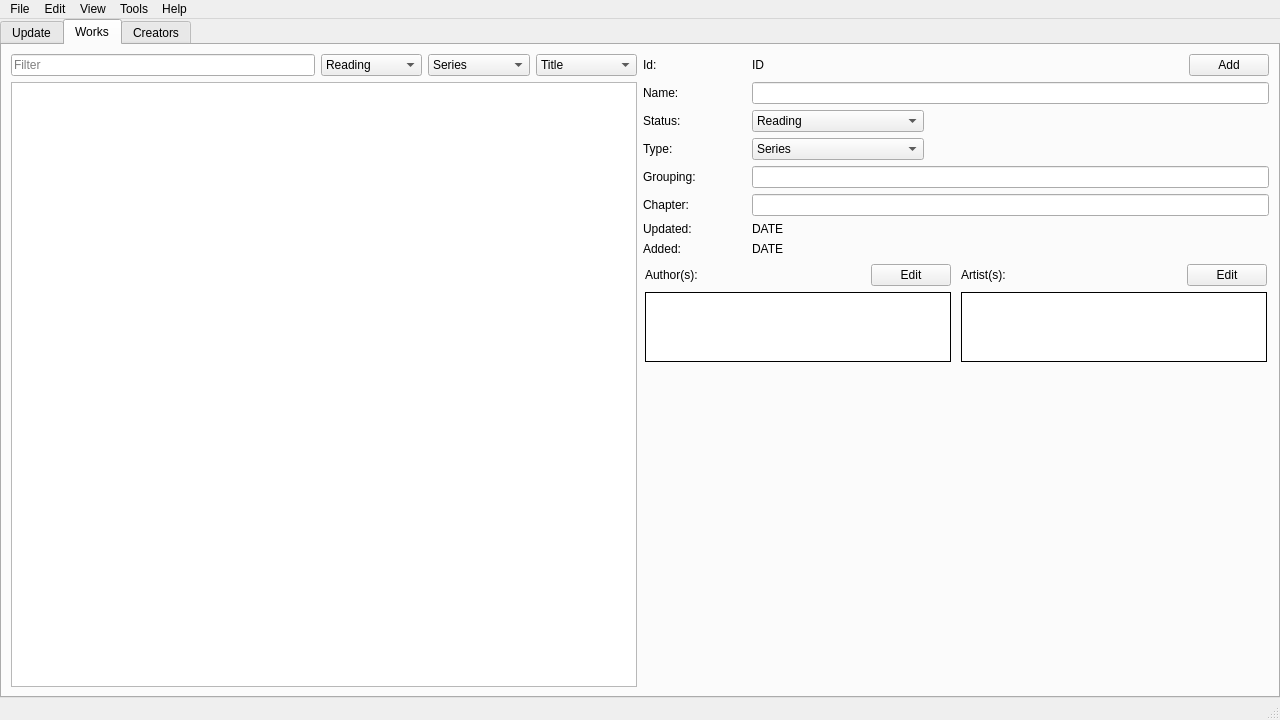
Before: the Qt Designer form src/MainWindow/MainWindow.ui in NikolaRoev/Tracker, drawn with Qt 5.
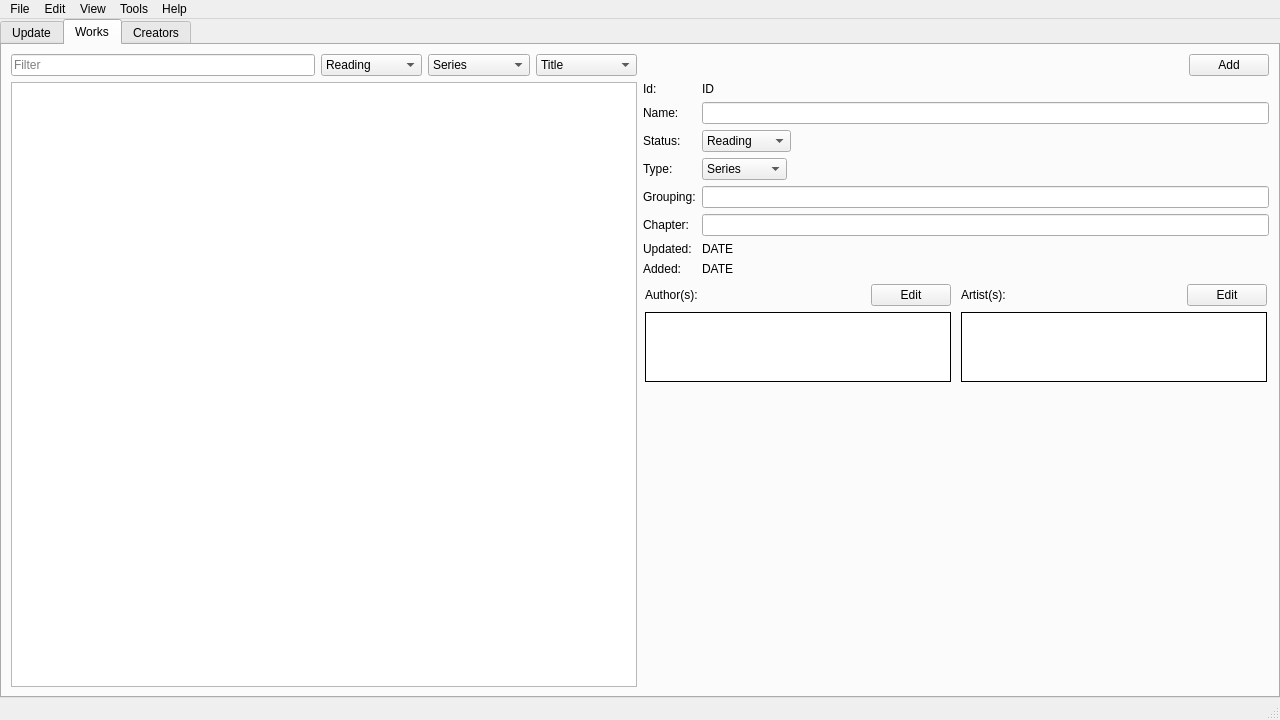
After: the same form once the commit is applied. The open tabs and pages were chosen to show the change. Icons and pictures are not drawn.

Patch:
```diff
--- a/src/MainWindow/MainWindow.ui
+++ b/src/MainWindow/MainWindow.ui
@@ -148,7 +148,7 @@
        </attribute>
        <layout class="QHBoxLayout" name="horizontalLayout_2" stretch="1,1">
         <item>
-         <layout class="QVBoxLayout" name="verticalLayout_3">
+         <layout class="QVBoxLayout" name="verticalLayout_1">
           <item>
            <layout class="QHBoxLayout" name="horizontalLayout" stretch="3,1,1,1">
             <item>
@@ -227,247 +227,153 @@
          </layout>
         </item>
         <item>
-         <layout class="QVBoxLayout" name="verticalLayout_5" stretch="1,1,1,1,1,1,1,1,99">
+         <layout class="QVBoxLayout" name="verticalLayout_3">
           <item>
-           <layout class="QHBoxLayout" name="horizontalLayout_13" stretch="1,5">
+           <layout class="QHBoxLayout" name="horizontalLayout_3">
             <item>
-             <widget class="QLabel" name="label_13">
+             <spacer name="horizontalSpacer">
+              <property name="orientation">
+               <enum>Qt::Horizontal</enum>
+              </property>
+              <property name="sizeHint" stdset="0">
+               <size>
+                <width>40</width>
+                <height>20</height>
+               </size>
+              </property>
+             </spacer>
+            </item>
+            <item>
+             <widget class="QPushButton" name="addWorksButton">
               <property name="sizePolicy">
-               <sizepolicy hsizetype="Preferred" vsizetype="Minimum">
+               <sizepolicy hsizetype="Maximum" vsizetype="Fixed">
                 <horstretch>0</horstretch>
                 <verstretch>0</verstretch>
                </sizepolicy>
               </property>
+              <property name="text">
+               <string>Add</string>
+              </property>
+             </widget>
+            </item>
+           </layout>
+          </item>
+          <item>
+           <layout class="QFormLayout" name="formLayout">
+            <item row="0" column="0">
+             <widget class="QLabel" name="label_15">
               <property name="text">
                <string>Id:</string>
               </property>
              </widget>
             </item>
-            <item>
-             <layout class="QHBoxLayout" name="horizontalLayout_16" stretch="10,1">
-              <item>
-               <widget class="QLabel" name="label_12">
-                <property name="sizePolicy">
-                 <sizepolicy hsizetype="Preferred" vsizetype="Minimum">
-                  <horstretch>0</horstretch>
-                  <verstretch>0</verstretch>
-                 </sizepolicy>
-                </property>
-                <property name="text">
-                 <string>ID</string>
-                </property>
-               </widget>
-              </item>
-              <item>
-               <widget class="QPushButton" name="pushButton_3">
-                <property name="sizePolicy">
-                 <sizepolicy hsizetype="Preferred" vsizetype="Minimum">
-                  <horstretch>0</horstretch>
-                  <verstretch>0</verstretch>
-                 </sizepolicy>
-                </property>
-                <property name="text">
-                 <string>Add</string>
-                </property>
-               </widget>
-              </item>
-             </layout>
-            </item>
-           </layout>
-          </item>
-          <item>
-           <layout class="QHBoxLayout" name="horizontalLayout_3" stretch="1,5">
-            <item>
-             <widget class="QLabel" name="label">
-              <property name="sizePolicy">
-               <sizepolicy hsizetype="Preferred" vsizetype="Minimum">
-                <horstretch>0</horstretch>
-                <verstretch>0</verstretch>
-               </sizepolicy>
-              </property>
+            <item row="1" column="0">
+             <widget class="QLabel" name="label_17">
               <property name="text">
                <string>Name:</string>
               </property>
              </widget>
             </item>
-            <item>
-             <widget class="QLineEdit" name="lineEdit">
+            <item row="1" column="1">
+             <widget class="QLineEdit" name="lineEdit_4">
               <property name="sizePolicy">
-               <sizepolicy hsizetype="Preferred" vsizetype="Fixed">
+               <sizepolicy hsizetype="Expanding" vsizetype="Fixed">
                 <horstretch>0</horstretch>
                 <verstretch>0</verstretch>
                </sizepolicy>
               </property>
              </widget>
             </item>
-           </layout>
-          </item>
-          <item>
-           <layout class="QHBoxLayout" name="horizontalLayout_5" stretch="1,5">
-            <item>
-             <widget class="QLabel" name="label_2">
-              <property name="sizePolicy">
-               <sizepolicy hsizetype="Preferred" vsizetype="Minimum">
-                <horstretch>0</horstretch>
-                <verstretch>0</verstretch>
-               </sizepolicy>
-              </property>
+            <item row="2" column="0">
+             <widget class="QLabel" name="label_18">
               <property name="text">
                <string>Status:</string>
               </property>
              </widget>
             </item>
-            <item>
-             <layout class="QHBoxLayout" name="horizontalLayout_4" stretch="1,2">
-              <item>
-               <widget class="QComboBox" name="statusSelectListsComboBox">
-                <property name="currentIndex">
-                 <number>0</number>
-                </property>
-                <item>
-                 <property name="text">
-                  <string>Reading</string>
-                 </property>
-                </item>
-                <item>
-                 <property name="text">
-                  <string>Completed</string>
-                 </property>
-                </item>
-               </widget>
-              </item>
-              <item>
-               <spacer name="horizontalSpacer">
-                <property name="orientation">
-                 <enum>Qt::Horizontal</enum>
-                </property>
-                <property name="sizeHint" stdset="0">
-                 <size>
-                  <width>40</width>
-                  <height>20</height>
-                 </size>
-                </property>
-               </spacer>
-              </item>
-             </layout>
-            </item>
-           </layout>
-          </item>
-          <item>
-           <layout class="QHBoxLayout" name="horizontalLayout_11" stretch="1,5">
-            <item>
-             <widget class="QLabel" name="label_3">
+            <item row="2" column="1">
+             <widget class="QComboBox" name="statusComboBox">
               <property name="sizePolicy">
-               <sizepolicy hsizetype="Preferred" vsizetype="Minimum">
+               <sizepolicy hsizetype="Maximum" vsizetype="Fixed">
                 <horstretch>0</horstretch>
                 <verstretch>0</verstretch>
                </sizepolicy>
               </property>
+              <item>
+               <property name="text">
+                <string>Reading</string>
+               </property>
+              </item>
+              <item>
+               <property name="text">
+                <string>Completed</string>
+               </property>
+              </item>
+             </widget>
+            </item>
+            <item row="3" column="0">
+             <widget class="QLabel" name="label_19">
               <property name="text">
                <string>Type:</string>
               </property>
              </widget>
             </item>
-            <item>
-             <layout class="QHBoxLayout" name="horizontalLayout_12" stretch="1,2">
-              <item>
-               <widget class="QComboBox" name="typeSelectListsComboBox">
-                <property name="currentIndex">
-                 <number>0</number>
-                </property>
-                <item>
-                 <property name="text">
-                  <string>Series</string>
-                 </property>
-                </item>
-                <item>
-                 <property name="text">
-                  <string>One Shot</string>
-                 </property>
-                </item>
-                <item>
-                 <property name="text">
-                  <string>Anthology</string>
-                 </property>
-                </item>
-               </widget>
-              </item>
-              <item>
-               <spacer name="horizontalSpacer_2">
-                <property name="orientation">
-                 <enum>Qt::Horizontal</enum>
-                </property>
-                <property name="sizeHint" stdset="0">
-                 <size>
-                  <width>40</width>
-                  <height>20</height>
-                 </size>
-                </property>
-               </spacer>
-              </item>
-             </layout>
-            </item>
-           </layout>
-          </item>
-          <item>
-           <layout class="QHBoxLayout" name="horizontalLayout_6" stretch="1,5">
-            <item>
-             <widget class="QLabel" name="label_4">
+            <item row="3" column="1">
+             <widget class="QComboBox" name="typeComboBox">
               <property name="sizePolicy">
-               <sizepolicy hsizetype="Preferred" vsizetype="Minimum">
+               <sizepolicy hsizetype="Maximum" vsizetype="Fixed">
                 <horstretch>0</horstretch>
                 <verstretch>0</verstretch>
                </sizepolicy>
               </property>
+              <item>
+               <property name="text">
+                <string>Series</string>
+               </property>
+              </item>
+              <item>
+               <property name="text">
+                <string>One Shot</string>
+               </property>
+              </item>
+              <item>
+               <property name="text">
+                <string>Anthology</string>
+               </property>
+              </item>
+             </widget>
+            </item>
+            <item row="4" column="0">
+             <widget class="QLabel" name="label_20">
               <property name="text">
                <string>Grouping:</string>
               </property>
              </widget>
             </item>
-            <item>
-             <widget class="QLineEdit" name="lineEdit_2"/>
+            <item row="4" column="1">
+             <widget class="QLineEdit" name="lineEdit_5"/>
             </item>
-           </layout>
-          </item>
-          <item>
-           <layout class="QHBoxLayout" name="horizontalLayout_7" stretch="1,5">
-            <item>
-             <widget class="QLabel" name="label_5">
-              <property name="sizePolicy">
-               <sizepolicy hsizetype="Preferred" vsizetype="Minimum">
-                <horstretch>0</horstretch>
-                <verstretch>0</verstretch>
-               </sizepolicy>
-              </property>
+            <item row="5" column="0">
+             <widget class="QLabel" name="label_21">
               <property name="text">
                <string>Chapter:</string>
               </property>
              </widget>
             </item>
-            <item>
-             <widget class="QLineEdit" name="lineEdit_3"/>
+            <item row="5" column="1">
+             <widget class="QLineEdit" name="lineEdit_6"/>
             </item>
-           </layout>
-          </item>
-          <item>
-           <layout class="QHBoxLayout" name="horizontalLayout_8" stretch="1,5">
-            <item>
-             <widget class="QLabel" name="label_6">
-              <property name="sizePolicy">
-               <sizepolicy hsizetype="Preferred" vsizetype="Minimum">
-                <horstretch>0</horstretch>
-                <verstretch>0</verstretch>
-               </sizepolicy>
-              </property>
+            <item row="6" column="0">
+             <widget class="QLabel" name="label_22">
               <property name="text">
                <string>Updated:</string>
               </property>
              </widget>
             </item>
-            <item>
-             <widget class="QLabel" name="label_7">
+            <item row="6" column="1">
+             <widget class="QLabel" name="label_23">
               <property name="sizePolicy">
-               <sizepolicy hsizetype="Preferred" vsizetype="Minimum">
+               <sizepolicy hsizetype="Preferred" vsizetype="Fixed">
                 <horstretch>0</horstretch>
                 <verstretch>0</verstretch>
                </sizepolicy>
@@ -477,33 +383,42 @@
               </property>
              </widget>
             </item>
-           </layout>
-          </item>
-          <item>
-           <layout class="QHBoxLayout" name="horizontalLayout_9" stretch="1,5">
-            <item>
-             <widget class="QLabel" name="label_9">
-              <property name="sizePolicy">
-               <sizepolicy hsizetype="Preferred" vsizetype="Minimum">
-                <horstretch>0</horstretch>
-                <verstretch>0</verstretch>
-               </sizepolicy>
-              </property>
+            <item row="7" column="0">
+             <widget class="QLabel" name="label_24">
               <property name="text">
                <string>Added:</string>
               </property>
              </widget>
             </item>
-            <item>
-             <widget class="QLabel" name="label_8">
+            <item row="7" column="1">
+             <widget class="QLabel" name="label_25">
               <property name="sizePolicy">
-               <sizepolicy hsizetype="Preferred" vsizetype="Minimum">
+               <sizepolicy hsizetype="Preferred" vsizetype="Fixed">
                 <horstretch>0</horstretch>
                 <verstretch>0</verstretch>
                </sizepolicy>
               </property>
               <property name="text">
                <string>DATE</string>
+              </property>
+              <property name="textInteractionFlags">
+               <set>Qt::LinksAccessibleByMouse|Qt::TextSelectableByMouse</set>
+              </property>
+             </widget>
+            </item>
+            <item row="0" column="1">
+             <widget class="QLabel" name="label_16">
+              <property name="sizePolicy">
+               <sizepolicy hsizetype="Preferred" vsizetype="Fixed">
+                <horstretch>0</horstretch>
+                <verstretch>0</verstretch>
+               </sizepolicy>
+              </property>
+              <property name="text">
+               <string>ID</string>
+              </property>
+              <property name="textInteractionFlags">
+               <set>Qt::LinksAccessibleByMouse|Qt::TextSelectableByMouse</set>
               </property>
              </widget>
             </item>
@@ -695,6 +610,94 @@
        <attribute name="title">
         <string>Creators</string>
        </attribute>
+       <layout class="QHBoxLayout" name="horizontalLayout_5" stretch="1,1">
+        <item>
+         <layout class="QVBoxLayout" name="verticalLayout_5">
+          <item>
+           <widget class="QLineEdit" name="lineEdit">
+            <property name="placeholderText">
+             <string>Filter</string>
+            </property>
+           </widget>
+          </item>
+          <item>
+           <widget class="QListWidget" name="listWidget_3"/>
+          </item>
+         </layout>
+        </item>
+        <item>
+         <layout class="QVBoxLayout" name="verticalLayout_6">
+          <item>
+           <layout class="QHBoxLayout" name="horizontalLayout_4">
+            <item>
+             <spacer name="horizontalSpacer_2">
+              <property name="orientation">
+               <enum>Qt::Horizontal</enum>
+              </property>
+              <property name="sizeHint" stdset="0">
+               <size>
+                <width>40</width>
+                <height>20</height>
+               </size>
+              </property>
+             </spacer>
+            </item>
+            <item>
+             <widget class="QPushButton" name="pushButton_3">
+              <property name="sizePolicy">
+               <sizepolicy hsizetype="Maximum" vsizetype="Fixed">
+                <horstretch>0</horstretch>
+                <verstretch>0</verstretch>
+               </sizepolicy>
+              </property>
+              <property name="text">
+               <string>Add</string>
+              </property>
+             </widget>
+            </item>
+           </layout>
+          </item>
+          <item>
+           <layout class="QFormLayout" name="formLayout_2">
+            <item row="0" column="0">
+             <widget class="QLabel" name="label">
+              <property name="text">
+               <string>Id:</string>
+              </property>
+             </widget>
+            </item>
+            <item row="0" column="1">
+             <widget class="QLabel" name="label_2">
+              <property name="text">
+               <string>ID</string>
+              </property>
+             </widget>
+            </item>
+            <item row="1" column="0">
+             <widget class="QLabel" name="label_3">
+              <property name="text">
+               <string>Name:</string>
+              </property>
+             </widget>
+            </item>
+            <item row="1" column="1">
+             <widget class="QLineEdit" name="lineEdit_2"/>
+            </item>
+           </layout>
+          </item>
+          <item>
+           <widget class="QLabel" name="label_4">
+            <property name="text">
+             <string>Works:</string>
+            </property>
+           </widget>
+          </item>
+          <item>
+           <widget class="QListWidget" name="listWidget_4"/>
+          </item>
+         </layout>
+        </item>
+       </layout>
       </widget>
      </widget>
     </item>
```
Left out of the diff: 9 changed lines with no effect on the pictures.
